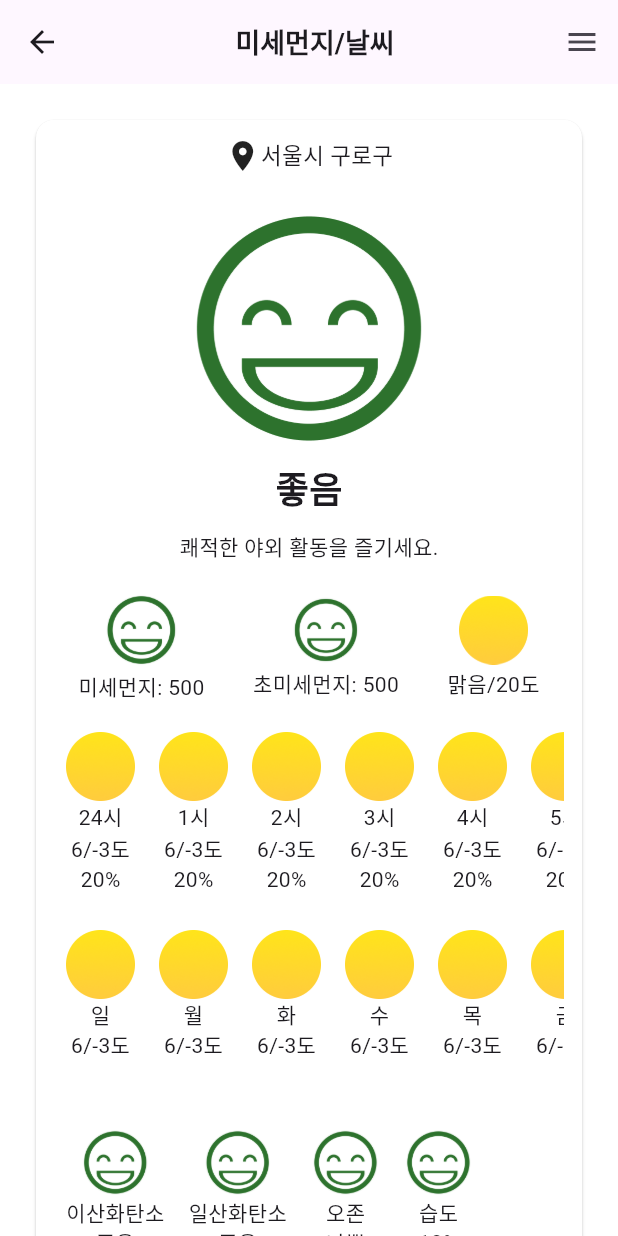
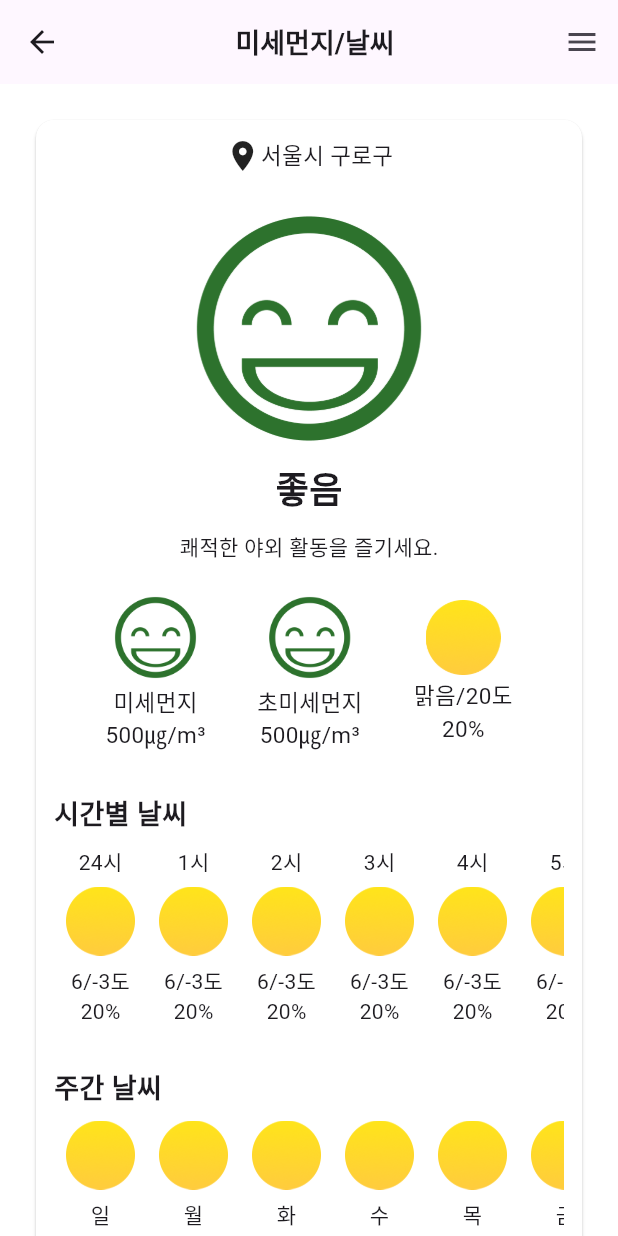
Before and after one commit to BaekChanWoo/lifefit, a Flutter app: the Weather screen opened directly, on a phone screen of 412 x 824 dp. Run offline on Flutter 3.47's test engine with Material 3 defaults, Android fonts, the light colour scheme and no system bars; our stand-ins replace fl_chart, get, sleek_circular_slider, table_calendar.

Commit message:
위젯간 간격 조정

```diff
--- a/lib/screen/weather.dart
+++ b/lib/screen/weather.dart
@@ -72,14 +72,48 @@ class _WeatherState extends State<Weather> {
                   ),
                   SizedBox(height: 20),
 
-                  // 미세먼지 정보 섹션
+                  // 미세먼지/날씨 정보 섹션
                   Row(
-                    mainAxisAlignment: MainAxisAlignment.spaceAround,
+                    mainAxisAlignment: MainAxisAlignment.spaceEvenly,
                     children: [
                       Column(
                         children: [
                           Image.asset(
                             weathertest1Image,
+                            width: 60.0,
+                            height: 60.0,
+                            fit: BoxFit.contain,
+                          ),
+                          SizedBox(
+                            height: 2,
+                          ),
+                          Text('미세먼지',style: TextStyle(
+                              fontSize: 15)),
+                          Text('500㎍/m³',style: TextStyle(
+                              fontSize: 15)),
+                        ],
+                      ),
+                      Column(
+                        children: [
+                          Image.asset(
+                            weathertest1Image,
+                            width: 60.0,
+                            height: 60.0,
+                            fit: BoxFit.contain,
+                          ),
+                          SizedBox(
+                            height: 2,
+                          ),
+                          Text('초미세먼지',style: TextStyle(
+                              fontSize: 15)),
+                          Text('500㎍/m³',style: TextStyle(
+                              fontSize: 15)),
+                        ],
+                      ),
+                      Column(
+                        children: [
+                          Image.asset(
+                            weathertest2Image,
                             width: 50.0,
                             height: 50.0,
                             fit: BoxFit.contain,
@@ -87,35 +121,10 @@ class _WeatherState extends State<Weather> {
                           SizedBox(
                             height: 2,
                           ),
-                          Text('미세먼지: 500'),
-                        ],
-                      ),
-                      Column(
-                        children: [
-                          Image.asset(
-                            weathertest1Image,
-                            width: 46.0,
-                            height: 46.0,
-                            fit: BoxFit.contain,
-                          ),
-                          SizedBox(
-                            height: 2,
-                          ),
-                          Text('초미세먼지: 500'),
-                        ],
-                      ),
-                      Column(
-                        children: [
-                          Image.asset(
-                            weathertest2Image,
-                            width: 46.0,
-                            height: 46.0,
-                            fit: BoxFit.contain,
-                          ),
-                          SizedBox(
-                            height: 2,
-                          ),
-                          Text('맑음/20도'),
+                          Text('맑음/20도',style: TextStyle(
+                              fontSize: 15), ),
+                          Text('20%',style: TextStyle(
+                              fontSize: 15), ),
                         ],
                       ),
                     ],
@@ -123,16 +132,32 @@ class _WeatherState extends State<Weather> {
                   SizedBox(height: 20),
 
                   // 시간별 날씨
+                  Padding(
+                    padding: const EdgeInsets.symmetric(vertical: 8.0),
+                    child: Text('시간별 날씨',
+                        style:
+                        TextStyle(fontSize: 18.0, fontWeight: FontWeight.bold)),
+                  ),
                   _buildWeatherTimeRow(),
-
                   SizedBox(height: 20),
 
-                  // 일별 날씨
+                  // 주간 날씨
+                  Padding(
+                    padding: const EdgeInsets.symmetric(vertical: 8.0),
+                    child: Text('주간 날씨',
+                        style:
+                        TextStyle(fontSize: 18.0, fontWeight: FontWeight.bold)),
+                  ),
                   _buildWeatherDayRow(),
-
                   SizedBox(height: 20),
 
                   // 대기 정보
+                  Padding(
+                    padding: const EdgeInsets.symmetric(vertical: 8.0),
+                    child: Text('대기 상태',
+                        style:
+                        TextStyle(fontSize: 18.0, fontWeight: FontWeight.bold)),
+                  ),
                   _buildAirInfoRow(),
                 ],
               ),
@@ -202,7 +227,7 @@ class _WeatherState extends State<Weather> {
     ];
 
     return SizedBox(
-      height: 112,
+      height: 120,
       child: ListView.builder(
         scrollDirection: Axis.horizontal,
         itemCount: weatherDatatime.length,
@@ -212,12 +237,14 @@ class _WeatherState extends State<Weather> {
             // 각 아이템 간 간격 설정
             child: Column(
               children: [
+                Text(weatherDatatime[index]['time']!),
+                SizedBox(height: 6.0),
                 Image.asset(
                   weatherDatatime[index]['image']!,
                   width: 46,
                   height: 46,
                 ),
-                Text(weatherDatatime[index]['time']!),
+                SizedBox(height: 6.0),
                 Text(weatherDatatime[index]['temperature']!),
                 Text(weatherDatatime[index]['precipitation']!),
               ],
@@ -293,6 +320,7 @@ class _WeatherState extends State<Weather> {
                   width: 46, // 이미지 너비 설정
                   height: 46, // 이미지 높이 설정
                 ),
+                SizedBox(height: 6.0),
                 Text(weatherDataday[index]['day']!),
                 Text(weatherDataday[index]['temperature']!),
               ],
@@ -337,6 +365,7 @@ class _WeatherState extends State<Weather> {
                   width: 46, // 이미지 너비 설정
                   height: 46, // 이미지 높이 설정
                 ),
+                SizedBox(height: 6.0),
                 Text(AirInfo[index]['air']!),
                 Text(AirInfo[index]['condition']!),
               ],
```
